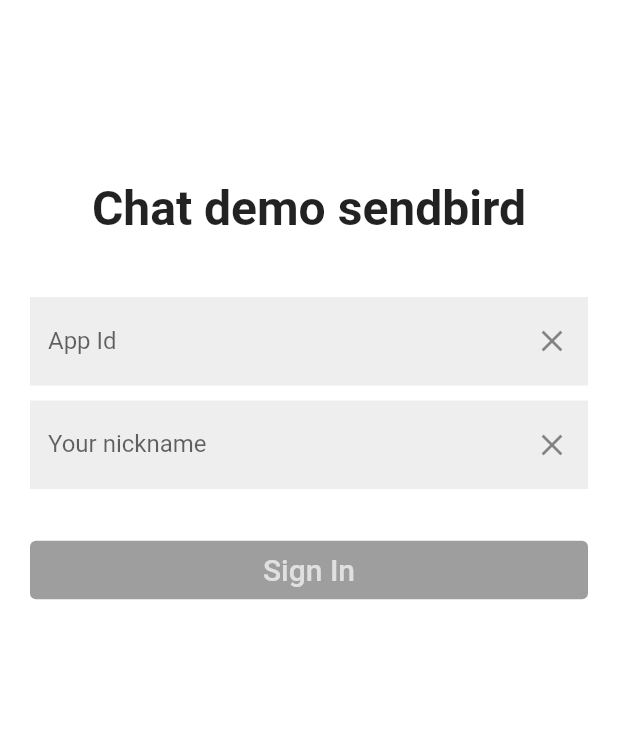
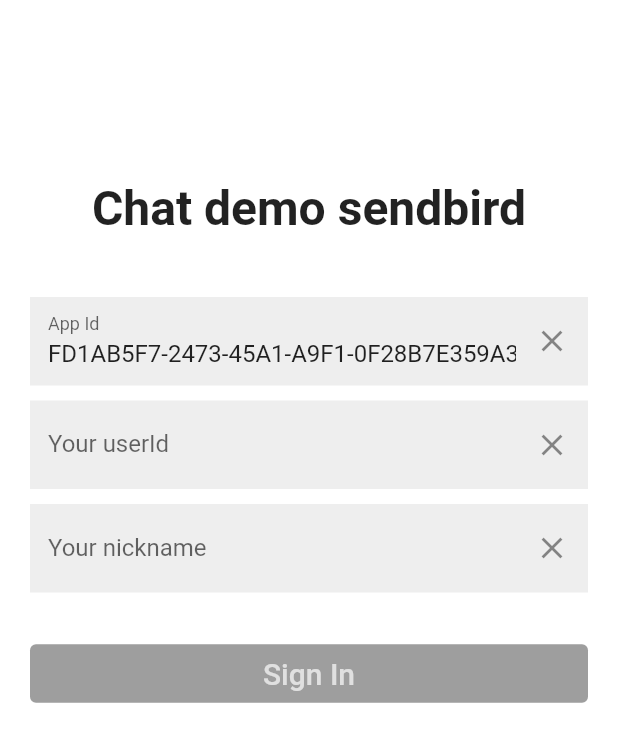
Before and after one commit to Vadi2016/message_poc, a Flutter app: the screen it shows after launch, on a phone screen of 412 x 824 dp. Shown: the top 742 px of the screen. Run offline on Flutter 3.47's test engine with Material 2 defaults, Android fonts, the phone set to English and light mode, and no system bars; missing offline and left inert: dash_chat, sendbird_sdk; Roboto replaces fonts that are missing (Gellix).

Commit message:
Update login

```diff
--- a/lib/channel_list_view.dart
+++ b/lib/channel_list_view.dart
@@ -3,6 +3,8 @@ import 'package:sendbird_sdk/sendbird_sdk.dart';
 import 'group_channel_view.dart';
 
 class ChannelListView extends StatefulWidget {
+  const ChannelListView({Key? key}) : super(key: key);
+
   @override
   _ChannelListViewState createState() => _ChannelListViewState();
 }
--- a/lib/login_view.dart
+++ b/lib/login_view.dart
@@ -1,8 +1,6 @@
 import 'dart:async';
 import 'package:flutter/material.dart';
 import 'package:sendbird_sdk/sendbird_sdk.dart';
-import 'package:uuid/uuid.dart';
-
 
 class LoginView extends StatefulWidget {
   @override
@@ -11,8 +9,9 @@ class LoginView extends StatefulWidget {
 
 class LoginViewState extends State<LoginView> {
   final _appIdController =
-      TextEditingController(text: "");
+      TextEditingController(text: "FD1AB5F7-2473-45A1-A9F1-0F28B7E359A3");
   final _userIdController = TextEditingController();
+  final _nicknameController = TextEditingController(text: '');
   bool _enableSignInButton = false;
 
   @override
@@ -29,15 +28,15 @@ class LoginViewState extends State<LoginView> {
       elevation: 0,
       backgroundColor: Colors.white,
       automaticallyImplyLeading: true,
-      title: Text('Chat demo sendbird', style: TextStyle(color: Colors.black)),
-      actions: [],
+      title: const Text('Chat demo sendbird',
+          style: TextStyle(color: Colors.black)),
       centerTitle: true,
     );
   }
 
   Widget body(BuildContext context) {
     return Container(
-        padding: EdgeInsets.only(left: 20, right: 20, top: 100),
+        padding: const EdgeInsets.only(left: 20, right: 20, top: 100),
         child: Column(
           children: [
             const SizedBox(height: 20),
@@ -60,7 +59,7 @@ class LoginViewState extends State<LoginView> {
                     onPressed: () {
                       _appIdController.clear();
                     },
-                    icon: Icon(Icons.clear),
+                    icon: const Icon(Icons.clear),
                   )),
             ),
             const SizedBox(height: 10),
@@ -73,14 +72,34 @@ class LoginViewState extends State<LoginView> {
               },
               decoration: InputDecoration(
                   border: InputBorder.none,
-                  labelText: 'Your nickname',
+                  labelText: 'Your userId',
                   filled: true,
                   fillColor: Colors.grey[200],
                   suffixIcon: IconButton(
                     onPressed: () {
                       _userIdController.clear();
                     },
-                    icon: Icon(Icons.clear),
+                    icon: const Icon(Icons.clear),
+                  )),
+            ),
+            const SizedBox(height: 10),
+            TextField(
+              controller: _nicknameController,
+              onChanged: (value) {
+                setState(() {
+                  _enableSignInButton = _shouldEnableSignInButton();
+                });
+              },
+              decoration: InputDecoration(
+                  border: InputBorder.none,
+                  labelText: 'Your nickname',
+                  filled: true,
+                  fillColor: Colors.grey[200],
+                  suffixIcon: IconButton(
+                    onPressed: () {
+                      _nicknameController.clear();
+                    },
+                    icon: const Icon(Icons.clear),
                   )),
             ),
             const SizedBox(height: 30),
@@ -99,6 +118,9 @@ class LoginViewState extends State<LoginView> {
     if (_userIdController.text.isEmpty) {
       return false;
     }
+    if (_nicknameController.text.isEmpty) {
+      return false;
+    }
     return true;
   }
 
@@ -111,7 +133,7 @@ class LoginViewState extends State<LoginView> {
             foregroundColor:
                 MaterialStateProperty.all<Color>(Colors.grey.shade300)),
         onPressed: () {},
-        child: Text(
+        child: const Text(
           "Sign In",
           style: TextStyle(fontSize: 20.0),
         ),
@@ -123,30 +145,28 @@ class LoginViewState extends State<LoginView> {
           foregroundColor: MaterialStateProperty.all<Color>(Colors.white)),
       onPressed: () {
         // Login with Sendbird
-        connect(_appIdController.text, _userIdController.text).then((user) {
+        connect(_appIdController.text, _userIdController.text, _nicknameController.text).then((user) {
           Navigator.pushNamed(context, '/channel_list');
         }).catchError((error) {
           print('login_view: _signInButton: ERROR: $error');
         });
       },
-      child: Text(
+      child: const Text(
         "Sign In",
         style: TextStyle(fontSize: 20.0),
       ),
     );
   }
 
-  Future<User> connect(String appId, String userId) async {
+  Future<User> connect(String appId, String userId, String nickname) async {
     // Init Sendbird SDK and connect with current user id
     try {
-      final sendbird =
-          SendbirdSdk(appId: appId);
-      final user = await sendbird.connect(
-      Uuid().v4(), nickname: userId);
+      final sendbird = SendbirdSdk(appId: appId);
+      final user = await sendbird.connect(userId, nickname: nickname);
       return user;
     } catch (e) {
       print('login_view: connect: ERROR: $e');
-      throw e;
+      rethrow;
     }
   }
 }
--- a/lib/main.dart
+++ b/lib/main.dart
@@ -22,11 +22,11 @@ class MyApp extends StatelessWidget {
       theme: ThemeData(
           fontFamily: "Gellix",
           primaryColor: Color(0xff742DDD),
-          textTheme: TextTheme(
+          textTheme: const TextTheme(
               headline1: TextStyle(fontSize: 72.0, fontWeight: FontWeight.bold),
               headline6:
                   TextStyle(fontSize: 32.0, fontWeight: FontWeight.bold)),
-          textSelectionTheme: TextSelectionThemeData(
+          textSelectionTheme: const TextSelectionThemeData(
             cursorColor: Color(0xff732cdd),
             selectionHandleColor: Color(0xff732cdd),
             selectionColor: Color(0xffD1BAF4),
```
